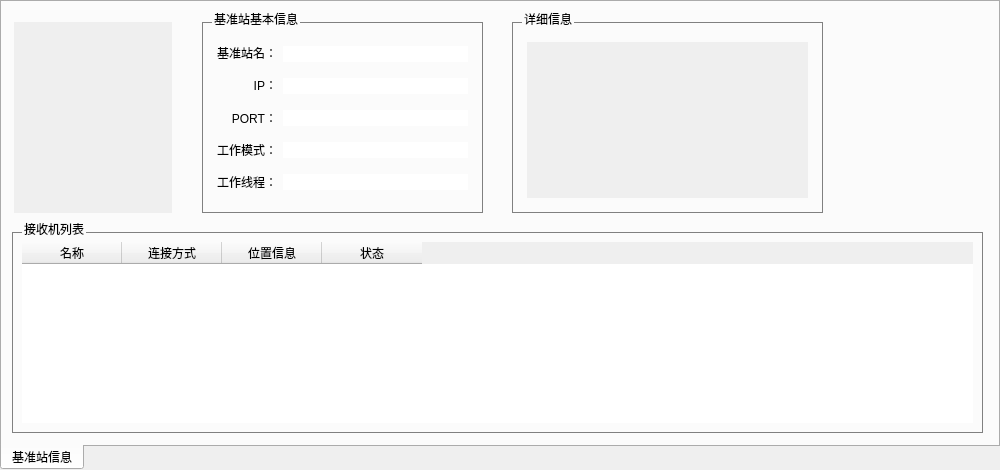
Above: widget/stationinfo_widget.ui from yanghang8612/SMAMMainUI before the change. Below: the same form after it.
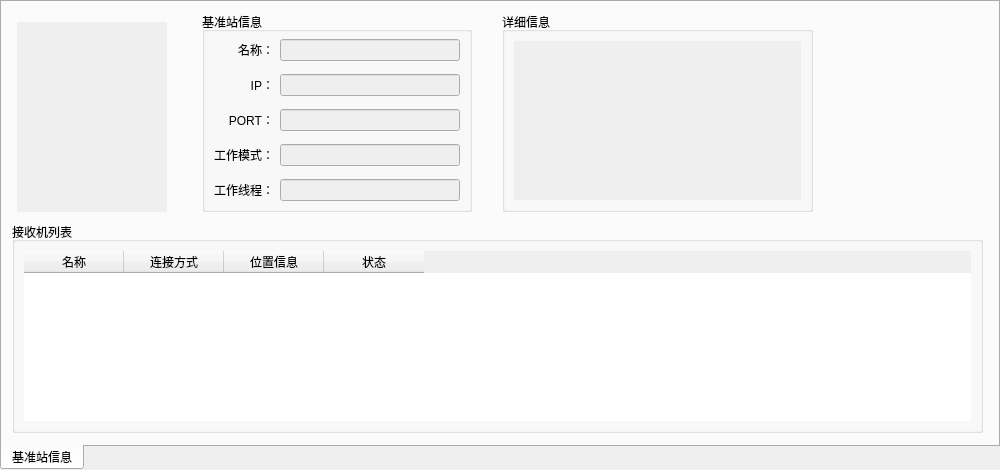
That is the form after the change.

Commit message: When user edit the config xml file, system will check their inputs. Add some other elements to the main monitor widget.

```diff
--- a/widget/stationinfo_widget.ui
+++ b/widget/stationinfo_widget.ui
@@ -12,22 +12,11 @@
   </property>
   <property name="font">
    <font>
-    <pointsize>-1</pointsize>
     <weight>50</weight>
     <italic>false</italic>
     <bold>false</bold>
    </font>
   </property>
-  <property name="windowTitle">
-   <string>TabWidget</string>
-  </property>
-  <property name="styleSheet">
-   <string notr="true">
-*{
-  font: 12px;
-}
-</string>
-  </property>
   <property name="tabPosition">
    <enum>QTabWidget::South</enum>
   </property>
@@ -47,10 +36,10 @@
     </property>
     <property name="geometry">
      <rect>
-      <x>12</x>
+      <x>15</x>
       <y>20</y>
-      <width>158</width>
-      <height>191</height>
+      <width>150</width>
+      <height>190</height>
      </rect>
     </property>
     <property name="frameShape">
@@ -60,23 +49,12 @@
    <widget class="QGroupBox" name="stationDetailBox">
     <property name="geometry">
      <rect>
-      <x>510</x>
+      <x>500</x>
       <y>10</y>
       <width>311</width>
-      <height>201</height>
+      <height>200</height>
      </rect>
     </property>
-    <property name="styleSheet">
-     <string notr="true">QGroupBox {
-  border: 1px solid gray;
-  margin-top: 10px;
-  padding: 10px 5px 5px 5px;
-}
-QGroupBox::title {
-  top: -10px;
-  left: 10px;
-}</string>
-    </property>
     <property name="title">
      <string>详细信息</string>
     </property>
@@ -98,44 +76,47 @@
      <rect>
       <x>200</x>
       <y>10</y>
-      <width>281</width>
-      <height>201</height>
+      <width>270</width>
+      <height>200</height>
      </rect>
     </property>
-    <property name="styleSheet">
-     <string notr="true">QGroupBox {
-  border: 1px solid gray;
-  margin-top: 10px;
-  padding: 5px;
-}
-QGroupBox::title {
-  top: -10px;
-  left: 10px;
-}
-QLineEdit{
-  border: 0px none;
-}</string>
-    </property>
     <property name="title">
-     <string>基准站基本信息</string>
+     <string>基准站信息</string>
     </property>
-    <layout class="QHBoxLayout" name="horizontalLayout">
-     <item>
-      <layout class="QVBoxLayout" name="verticalLayout">
-       <property name="spacing">
+    <layout class="QGridLayout" name="gridLayout">
+     <property name="topMargin">
         <number>0</number>
        </property>
-       <item>
+     <property name="bottomMargin">
+      <number>0</number>
+     </property>
+     <item row="0" column="0">
         <widget class="QLabel" name="label">
          <property name="text">
-          <string>基准站名：</string>
+        <string>名称：</string>
          </property>
          <property name="alignment">
           <set>Qt::AlignRight|Qt::AlignTrailing|Qt::AlignVCenter</set>
          </property>
         </widget>
        </item>
-       <item>
+     <item row="0" column="1">
+      <widget class="QLineEdit" name="stationNameEdit">
+       <property name="enabled">
+        <bool>false</bool>
+       </property>
+       <property name="cursor">
+        <cursorShape>ArrowCursor</cursorShape>
+       </property>
+       <property name="styleSheet">
+        <string notr="true"/>
+       </property>
+       <property name="readOnly">
+        <bool>true</bool>
+       </property>
+      </widget>
+     </item>
+     <item row="1" column="0">
         <widget class="QLabel" name="label_2">
          <property name="text">
           <string>IP：</string>
@@ -145,7 +126,20 @@
          </property>
         </widget>
        </item>
-       <item>
+     <item row="1" column="1">
+      <widget class="QLineEdit" name="stationIPEdit">
+       <property name="enabled">
+        <bool>false</bool>
+       </property>
+       <property name="cursor">
+        <cursorShape>ArrowCursor</cursorShape>
+       </property>
+       <property name="readOnly">
+        <bool>true</bool>
+       </property>
+      </widget>
+     </item>
+     <item row="2" column="0">
         <widget class="QLabel" name="label_3">
          <property name="text">
           <string>PORT：</string>
@@ -155,7 +149,20 @@
          </property>
         </widget>
        </item>
-       <item>
+     <item row="2" column="1">
+      <widget class="QLineEdit" name="stationPortEdit">
+       <property name="enabled">
+        <bool>false</bool>
+       </property>
+       <property name="cursor">
+        <cursorShape>ArrowCursor</cursorShape>
+       </property>
+       <property name="readOnly">
+        <bool>true</bool>
+       </property>
+      </widget>
+     </item>
+     <item row="3" column="0">
         <widget class="QLabel" name="label_4">
          <property name="text">
           <string>工作模式：</string>
@@ -165,69 +172,7 @@
          </property>
         </widget>
        </item>
-       <item>
-        <widget class="QLabel" name="label_5">
-         <property name="text">
-          <string>工作线程：</string>
-         </property>
-         <property name="alignment">
-          <set>Qt::AlignRight|Qt::AlignTrailing|Qt::AlignVCenter</set>
-         </property>
-        </widget>
-       </item>
-      </layout>
-     </item>
-     <item>
-      <layout class="QVBoxLayout" name="verticalLayout_2">
-       <property name="spacing">
-        <number>10</number>
-       </property>
-       <property name="topMargin">
-        <number>3</number>
-       </property>
-       <item>
-        <widget class="QLineEdit" name="stationNameEdit">
-         <property name="enabled">
-          <bool>false</bool>
-         </property>
-         <property name="cursor">
-          <cursorShape>ArrowCursor</cursorShape>
-         </property>
-         <property name="styleSheet">
-          <string notr="true"/>
-         </property>
-         <property name="readOnly">
-          <bool>true</bool>
-         </property>
-        </widget>
-       </item>
-       <item>
-        <widget class="QLineEdit" name="stationIPEdit">
-         <property name="enabled">
-          <bool>false</bool>
-         </property>
-         <property name="cursor">
-          <cursorShape>ArrowCursor</cursorShape>
-         </property>
-         <property name="readOnly">
-          <bool>true</bool>
-         </property>
-        </widget>
-       </item>
-       <item>
-        <widget class="QLineEdit" name="stationPortEdit">
-         <property name="enabled">
-          <bool>false</bool>
-         </property>
-         <property name="cursor">
-          <cursorShape>ArrowCursor</cursorShape>
-         </property>
-         <property name="readOnly">
-          <bool>true</bool>
-         </property>
-        </widget>
-       </item>
-       <item>
+     <item row="3" column="1">
         <widget class="QLineEdit" name="stationModeEdit">
          <property name="enabled">
           <bool>false</bool>
@@ -243,7 +188,17 @@
          </property>
         </widget>
        </item>
-       <item>
+     <item row="4" column="0">
+      <widget class="QLabel" name="label_5">
+       <property name="text">
+        <string>工作线程：</string>
+       </property>
+       <property name="alignment">
+        <set>Qt::AlignRight|Qt::AlignTrailing|Qt::AlignVCenter</set>
+       </property>
+      </widget>
+     </item>
+     <item row="4" column="1">
         <widget class="QLineEdit" name="stationThreadCountEdit">
          <property name="enabled">
           <bool>false</bool>
@@ -257,8 +212,6 @@
         </widget>
        </item>
       </layout>
-     </item>
-    </layout>
    </widget>
    <widget class="QGroupBox" name="verticalGroupBox">
     <property name="geometry">
@@ -269,17 +222,6 @@
       <height>211</height>
      </rect>
     </property>
-    <property name="styleSheet">
-     <string notr="true">QGroupBox {
-  border: 1px solid gray;
-  margin-top: 10px;
-  padding: 10px 5x 5px 5px;
-}
-QGroupBox::title {
-  top: -10px;
-  left: 10px;
-}</string>
-    </property>
     <property name="title">
      <string>接收机列表</string>
     </property>
```
Lines whose indentation alone changed are shown as unchanged. The commit also changes 54 other files.
